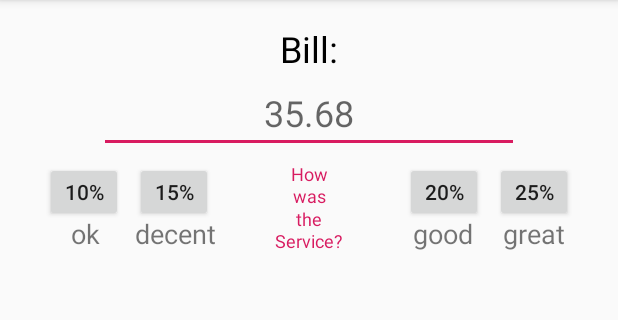
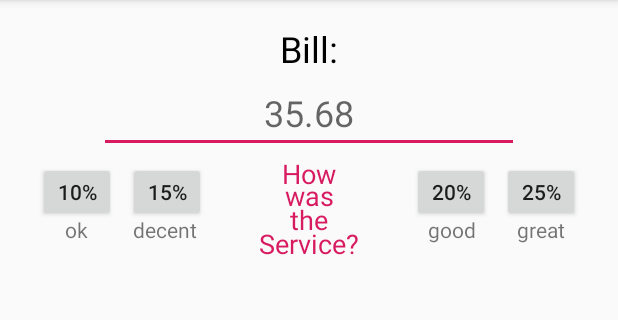
Before and after one commit to DominickNola/TipCalculator, an Android app: the screen it shows after launch (MainActivity), on a phone screen of 412 x 824 dp, the part 84-404 px from its top. Run offline under Robolectric (Android 15) with nearby library versions, the phone set to English and light mode, and no system bars.

Commit message:
service? and spacing

```diff
--- a/app/src/main/res/layout/activity_main.xml
+++ b/app/src/main/res/layout/activity_main.xml
@@ -51,8 +51,8 @@
         android:id="@+id/calcButtonBad"
         android:layout_width="52dp"
         android:layout_height="40dp"
-        android:layout_marginStart="30dp"
-        android:layout_marginLeft="30dp"
+        android:layout_marginStart="25dp"
+        android:layout_marginLeft="25dp"
         android:layout_marginTop="108dp"
         android:text="10%"
         app:layout_constraintStart_toStartOf="parent"
@@ -62,8 +62,8 @@
         android:id="@+id/calcButtonDecent"
         android:layout_width="52dp"
         android:layout_height="40dp"
-        android:layout_marginStart="90dp"
-        android:layout_marginLeft="90dp"
+        android:layout_marginStart="85dp"
+        android:layout_marginLeft="85dp"
         android:layout_marginTop="108dp"
         android:text="15%"
         app:layout_constraintStart_toStartOf="parent"
@@ -74,8 +74,8 @@
         android:layout_width="52dp"
         android:layout_height="40dp"
         android:layout_marginTop="108dp"
-        android:layout_marginEnd="90dp"
-        android:layout_marginRight="90dp"
+        android:layout_marginEnd="85dp"
+        android:layout_marginRight="85dp"
         android:text="20%"
         app:layout_constraintEnd_toEndOf="parent"
         app:layout_constraintTop_toTopOf="parent" />
@@ -85,8 +85,8 @@
         android:layout_width="52dp"
         android:layout_height="40dp"
         android:layout_marginTop="108dp"
-        android:layout_marginEnd="30dp"
-        android:layout_marginRight="30dp"
+        android:layout_marginEnd="25dp"
+        android:layout_marginRight="25dp"
         android:text="25%"
         app:layout_constraintEnd_toEndOf="parent"
         app:layout_constraintTop_toTopOf="parent" />
@@ -95,11 +95,11 @@
         android:id="@+id/textView3"
         android:layout_width="wrap_content"
         android:layout_height="wrap_content"
-        android:layout_marginStart="47dp"
-        android:layout_marginLeft="47dp"
+        android:layout_marginStart="43dp"
+        android:layout_marginLeft="43dp"
         android:layout_marginTop="143dp"
         android:text="ok"
-        android:textSize="18sp"
+        android:textSize="14sp"
         app:layout_constraintStart_toStartOf="parent"
         app:layout_constraintTop_toTopOf="parent" />
 
@@ -107,11 +107,11 @@
         android:id="@+id/textView4"
         android:layout_width="wrap_content"
         android:layout_height="wrap_content"
-        android:layout_marginStart="23dp"
-        android:layout_marginLeft="23dp"
+        android:layout_marginStart="30dp"
+        android:layout_marginLeft="30dp"
         android:layout_marginTop="143dp"
         android:text="decent"
-        android:textSize="18sp"
+        android:textSize="14sp"
         app:layout_constraintStart_toEndOf="@+id/textView3"
         app:layout_constraintTop_toTopOf="parent" />
 
@@ -120,10 +120,10 @@
         android:layout_width="wrap_content"
         android:layout_height="wrap_content"
         android:layout_marginTop="143dp"
-        android:layout_marginEnd="20dp"
-        android:layout_marginRight="20dp"
+        android:layout_marginEnd="27dp"
+        android:layout_marginRight="27dp"
         android:text="good"
-        android:textSize="18sp"
+        android:textSize="14sp"
         app:layout_constraintEnd_toStartOf="@+id/textView6"
         app:layout_constraintTop_toTopOf="parent" />
 
@@ -135,7 +135,7 @@
         android:layout_marginEnd="35dp"
         android:layout_marginRight="35dp"
         android:text="great"
-        android:textSize="18sp"
+        android:textSize="14sp"
         app:layout_constraintEnd_toEndOf="parent"
         app:layout_constraintTop_toTopOf="parent" />
 
@@ -143,10 +143,10 @@
         android:id="@+id/textView7"
         android:layout_width="wrap_content"
         android:layout_height="wrap_content"
-        android:layout_marginTop="50dp"
+        android:layout_marginTop="48dp"
         android:text="Service?"
         android:textColor="#D81B60"
-        android:textSize="12sp"
+        android:textSize="18sp"
         app:layout_constraintEnd_toStartOf="@+id/calcButtonGood"
         app:layout_constraintStart_toEndOf="@+id/calcButtonDecent"
         app:layout_constraintTop_toBottomOf="@+id/billEditText" />
@@ -155,10 +155,10 @@
         android:id="@+id/textView"
         android:layout_width="wrap_content"
         android:layout_height="wrap_content"
-        android:layout_marginTop="35dp"
+        android:layout_marginTop="32dp"
         android:text="the"
         android:textColor="#D81B60"
-        android:textSize="12sp"
+        android:textSize="18sp"
         app:layout_constraintEnd_toStartOf="@+id/calcButtonGood"
         app:layout_constraintStart_toEndOf="@+id/calcButtonDecent"
         app:layout_constraintTop_toBottomOf="@+id/billEditText" />
@@ -167,10 +167,10 @@
         android:id="@+id/textView8"
         android:layout_width="wrap_content"
         android:layout_height="wrap_content"
-        android:layout_marginTop="20dp"
+        android:layout_marginTop="16dp"
         android:text="was"
         android:textColor="#D81B60"
-        android:textSize="12sp"
+        android:textSize="18sp"
         app:layout_constraintEnd_toStartOf="@+id/calcButtonGood"
         app:layout_constraintHorizontal_bias="0.5"
         app:layout_constraintStart_toEndOf="@+id/calcButtonDecent"
@@ -180,10 +180,10 @@
         android:id="@+id/textView9"
         android:layout_width="wrap_content"
         android:layout_height="wrap_content"
-        android:layout_marginTop="5dp"
+        android:layout_marginTop="1dp"
         android:text="How"
         android:textColor="#D81B60"
-        android:textSize="12sp"
+        android:textSize="18sp"
         app:layout_constraintEnd_toStartOf="@+id/calcButtonGood"
         app:layout_constraintHorizontal_bias="0.5"
         app:layout_constraintStart_toEndOf="@+id/calcButtonDecent"
```
Also changed, not shown: 1 other file.
